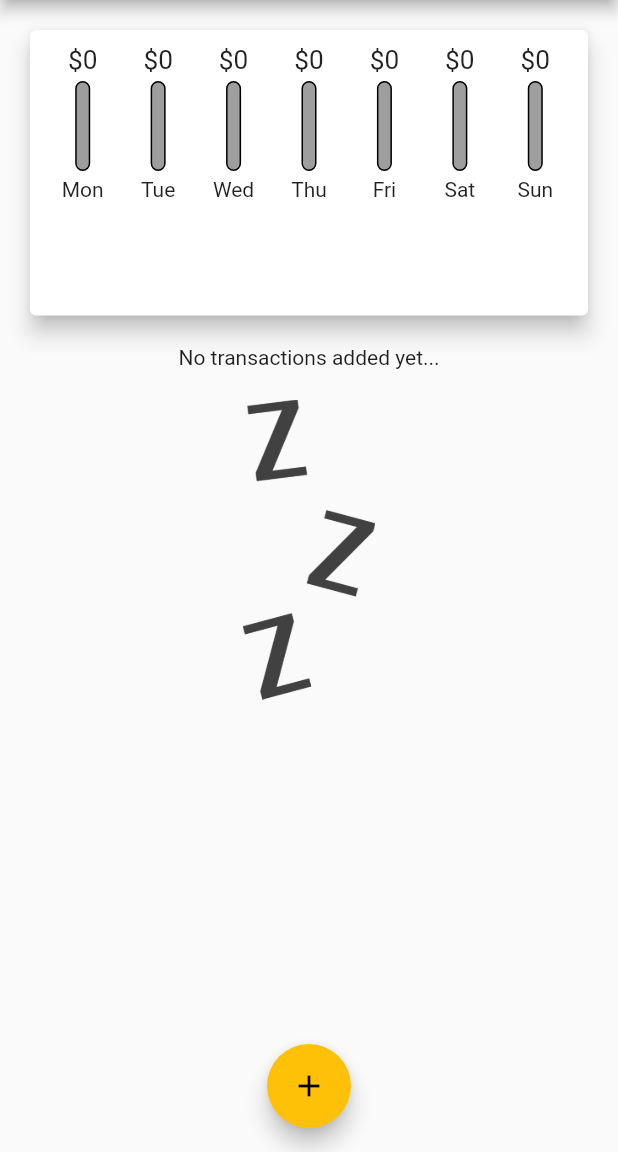
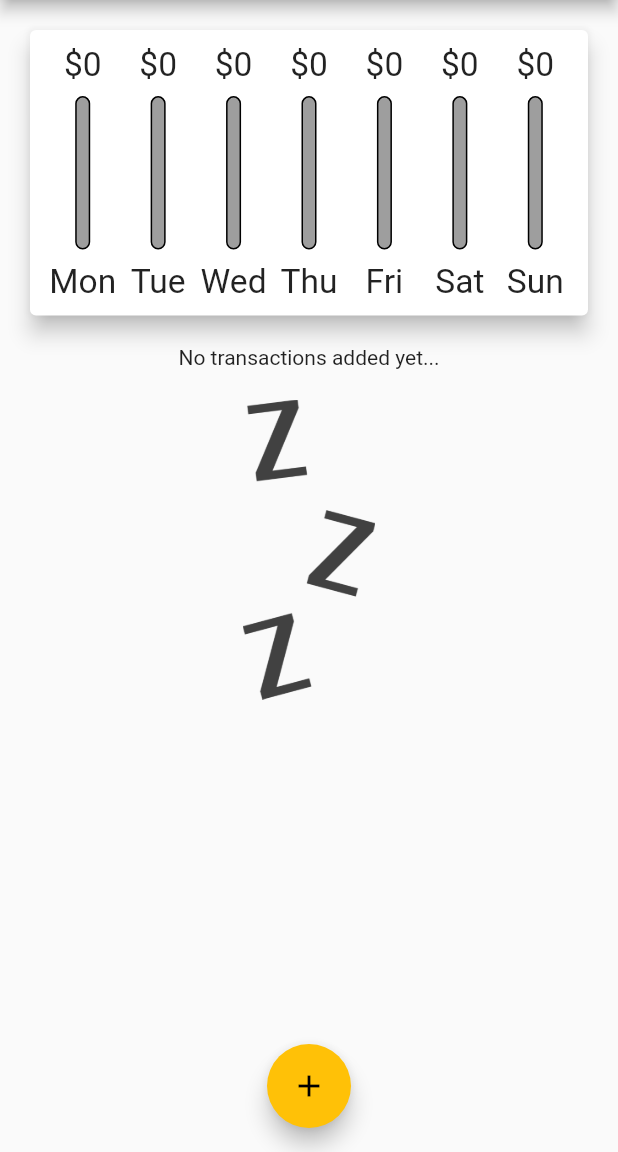
Before and after one commit to Dabih23/expenses, a Flutter app: the screen it shows after launch, on a phone screen of 412 x 824 dp, the part 84-1236 px from its top. Run offline on Flutter 3.47's test engine with Material 2 defaults, Android fonts, the phone set to English and light mode, and no system bars.

Commit message:
Update chart_bar.dart

```diff
--- a/lib/widgets/chart_bar.dart
+++ b/lib/widgets/chart_bar.dart
@@ -9,20 +9,26 @@ class ChartBar extends StatelessWidget {
 
   @override
   Widget build(BuildContext context) {
+    //вводи ограничения размеров виджетов
+    return LayoutBuilder(
+      //constraints - доступные ограничения
+      builder: (ctx, constraints) {
         return Column(
           children: <Widget>[
             Container(
-          height: 20,
+              height: constraints.maxHeight * 0.15,
               //перевод типа без знаков после ,
-          child: FittedBox(//умещает child в доступное пространство
+              child: FittedBox(
+                //умещает child в доступное пространство
                 child: Text('\$${spendingAmount.toStringAsFixed(0)}'),
               ),
             ),
             SizedBox(
-          height: 4,
+              height: constraints.maxHeight * 0.05,
             ),
             Container(
-          height: 60,
+              //максимальная высота
+              height: constraints.maxHeight * 0.6,
               width: 10,
               child: Stack(
                 children: [
@@ -47,10 +53,17 @@ class ChartBar extends StatelessWidget {
               ),
             ),
             SizedBox(
-          height: 4,
+              height: constraints.maxHeight * 0.05,
             ),
-        Text(label),
+            Container(
+              height: constraints.maxHeight * 0.15,
+              child: FittedBox(
+                child: Text(label),
+              ),
+            ),
           ],
+        );
+      },
     );
   }
 }
```
Lines whose indentation alone changed are shown as unchanged.
